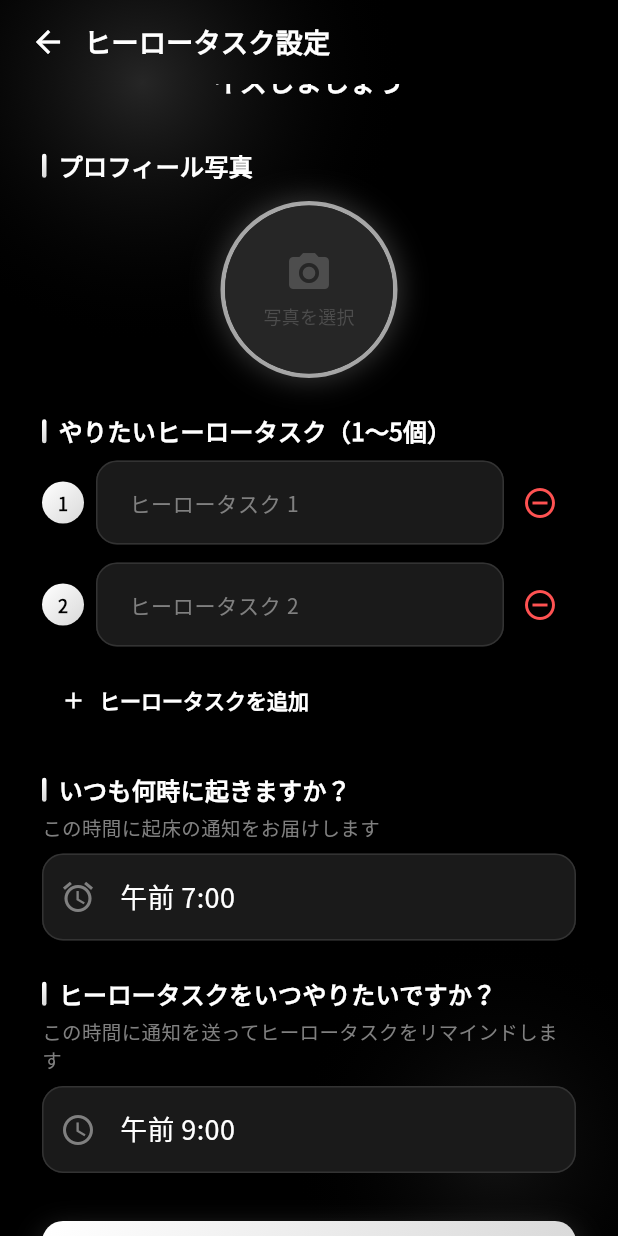
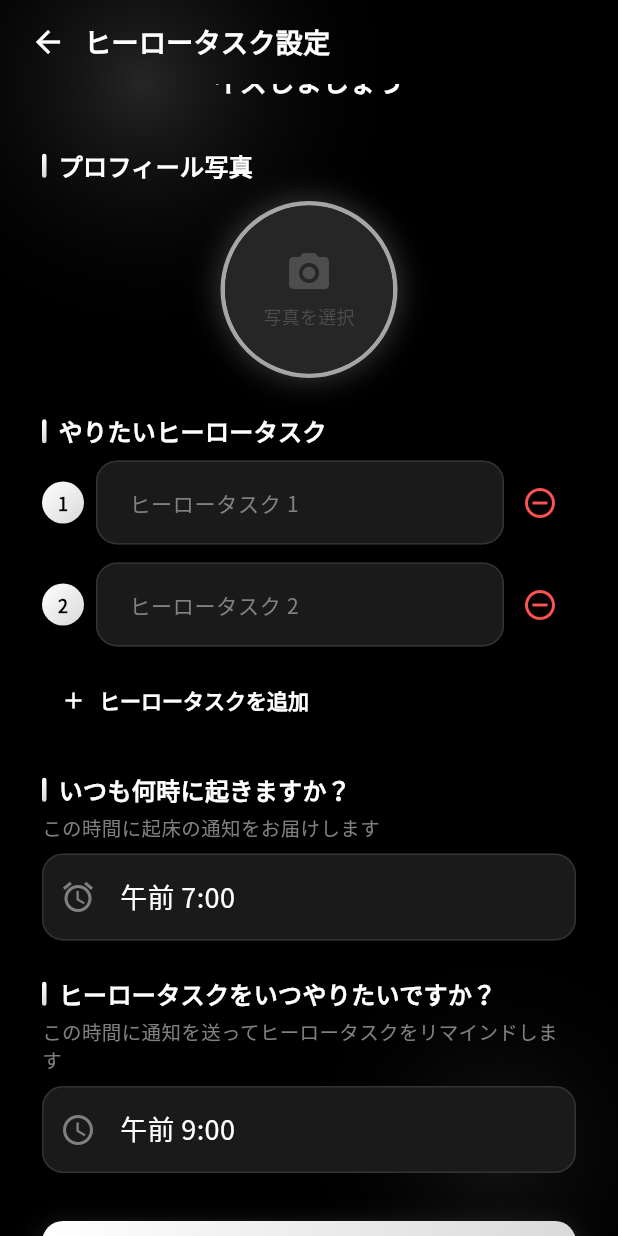
Before and after one commit to YusukeKatahara/V-Effect, a Flutter app: the TaskSetupScreen screen opened by its route, scrolled down 153 dp, after a tap on "ヒーロータスクを追加", on a phone screen of 412 x 824 dp. Run offline on Flutter 3.47's test engine with Material 3 defaults, Android fonts, the phone set to English and light mode, and no system bars; our stand-ins replace cached_network_image, cloud_firestore, cloud_functions, firebase_analytics, firebase_auth, firebase_core and 13 more; missing offline and left inert: kana_kit; accounts and stored records are empty; generated files the repository leaves out were written again; network calls fail.

Commit message:
feat: Remove Hero Task limit and clean up iOS build artifacts

```diff
--- a/lib/screens/task_setup_screen.dart
+++ b/lib/screens/task_setup_screen.dart
@@ -15,7 +15,7 @@ import '../widgets/premium_icon_header.dart';
 import '../widgets/section_title.dart';
 
 /// 新規登録後のヒーロータスク設定画面
-/// プロフィール写真、ヒーロータスク（1〜5個）、ヒーロータスク実行時間、起床時間を入力します
+/// プロフィール写真、ヒーロータスク、ヒーロータスク実行時間、起床時間を入力します
 /// テンプレート選択で既にヒーロータスクが1つ保存されている場合、それをプリフィルします
 class TaskSetupScreen extends StatefulWidget {
   const TaskSetupScreen({super.key});
@@ -38,7 +38,7 @@ class _TaskSetupScreenState extends State<TaskSetupScreen>
   File? _profileImage;
   final _picker = ImagePicker();
 
-  // ヒーロータスク入力欄（最初は1つ、最大5つまで追加可能）
+  // ヒーロータスク入力欄（最初は1つ）
   final List<TextEditingController> _taskCtrls = [TextEditingController()];
 
   // ヒーロータスク実行時間と起床時間
@@ -102,7 +102,6 @@ class _TaskSetupScreenState extends State<TaskSetupScreen>
   }
 
   void _addTaskField() {
-    if (_taskCtrls.length >= 5) return;
     setState(() => _taskCtrls.add(TextEditingController()));
   }
 
@@ -498,7 +497,7 @@ class _TaskSetupScreenState extends State<TaskSetupScreen>
                             const SizedBox(height: 24),
 
                             // ── ヒーロータスク入力欄 ──
-                            const SectionTitle(title: 'やりたいヒーロータスク（1〜5個）'),
+                            const SectionTitle(title: 'やりたいヒーロータスク'),
                             const SizedBox(height: 8),
                             ...List.generate(_taskCtrls.length, (index) {
                               return Padding(
@@ -549,7 +548,6 @@ class _TaskSetupScreenState extends State<TaskSetupScreen>
                                 ),
                               );
                             }),
-                            if (_taskCtrls.length < 5)
                               Align(
                                 alignment: Alignment.centerLeft,
                                 child: TextButton.icon(
```
Also changed, not shown: 4 other files.
